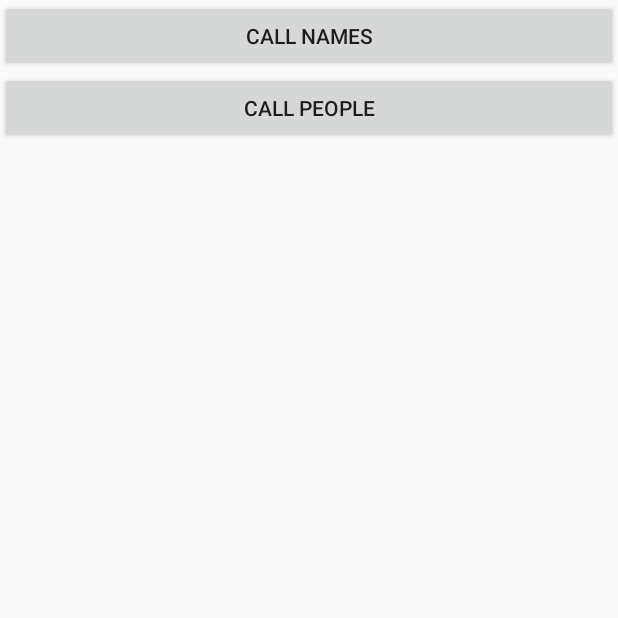
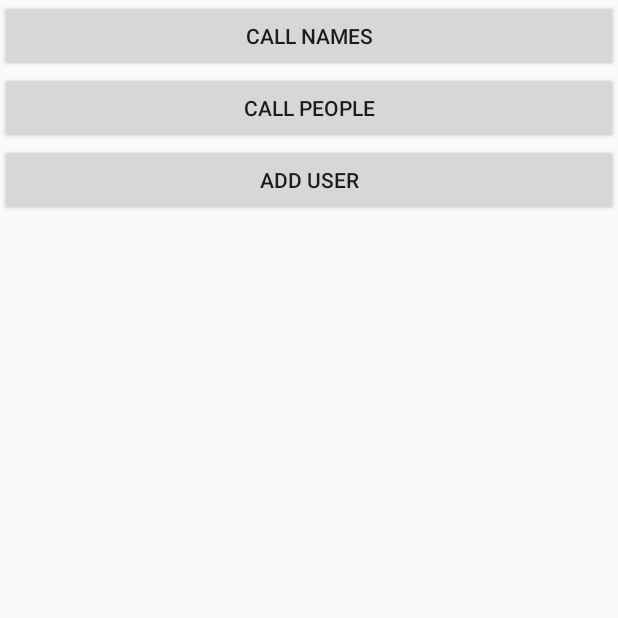
Before and after one commit to Darkonis/Cycond_Life, an Android app: the dev_menu screen opened directly, with no data from a screen before it, on a phone screen of 412 x 824 dp, the top half of it. Run offline under Robolectric (Android 15) with nearby library versions, the phone set to English and light mode, and no system bars; our stand-ins replace Volley.

Commit message:
Added ability to add users

```diff
--- a/Frontend/app/src/main/java/com/example/cycondlife/dev_menu.java
+++ b/Frontend/app/src/main/java/com/example/cycondlife/dev_menu.java
@@ -23,10 +23,15 @@ import com.android.volley.toolbox.JsonArrayRequest;
 import com.android.volley.toolbox.JsonObjectRequest;
 import com.android.volley.toolbox.JsonRequest;
 import com.android.volley.toolbox.Volley;
+import android.os.AsyncTask;
 
 import org.json.JSONArray;
 import org.json.JSONException;
 import org.json.JSONObject;
+
+import java.io.DataOutputStream;
+import java.net.HttpURLConnection;
+import java.net.URL;
 
 public class dev_menu extends AppCompatActivity {
     private Context mContext;
@@ -38,6 +43,15 @@ public class dev_menu extends AppCompatActivity {
     private String mJSONURLString = "http://cs309-sd-6.misc.iastate.edu:8080/api/accounts";
     private Button call_name;
     private Button submit_button;
+    private Button add_user;
+    private Button submit2;
+    private TextView user;
+    private TextView pass;
+    private TextView first;
+    private TextView last;
+    private TextView email;
+    private TextView type;
+
     @Override
     protected void onCreate(Bundle savedInstanceState) {
         super.onCreate(savedInstanceState);
@@ -47,19 +61,49 @@ public class dev_menu extends AppCompatActivity {
         // Get the application context
         mContext = getApplicationContext();
         mActivity = dev_menu.this;
-        call_name=findViewById(R.id.call_person);
+        call_name = findViewById(R.id.call_person);
         submit_button = findViewById(R.id.submit1);
         submit_button.setVisibility(View.GONE);
         // Get the widget reference from XML layout
         mButtonDo = findViewById(R.id.call_names);
+        add_user = findViewById(R.id.Add_User);
+        submit2 = findViewById(R.id.submit2);
+        user = findViewById(R.id.user_name);
+        pass = findViewById(R.id.password);
+        first = findViewById(R.id.first_name);
+        last = findViewById(R.id.last_name);
+        email = findViewById(R.id.email);
+        type = findViewById(R.id.account_type);
+        hide_entries();
         if (ActivityCompat.checkSelfPermission(this, Manifest.permission.INTERNET) != PackageManager.PERMISSION_GRANTED) {
             ActivityCompat.requestPermissions(this, new String[]{Manifest.permission.INTERNET},
                     1);
         }
+        add_user.setOnClickListener(new View.OnClickListener() {
+            @Override
+            public void onClick(View view) {
+                hide_entries();
+                user.setVisibility(View.VISIBLE);
+                pass.setVisibility(View.VISIBLE);
+                first.setVisibility(View.VISIBLE);
+                last.setVisibility(View.VISIBLE);
+                email.setVisibility(View.VISIBLE);
+                type.setVisibility(View.VISIBLE);
+                submit2.setVisibility(View.VISIBLE);
+            }
+        });
+        submit2.setOnClickListener(new View.OnClickListener() {
+            @Override
+            public void onClick(View view) {
+                HTTPAsyncTask asyncT = new HTTPAsyncTask();
+                asyncT.execute();
+
+            }
+        });
         call_name.setOnClickListener(new View.OnClickListener() {
             @Override
             public void onClick(View view) {
-
+                hide_entries();
                 submit_button.setVisibility(View.VISIBLE);
                 mTextView.setVisibility(View.VISIBLE);
             }
@@ -67,12 +111,11 @@ public class dev_menu extends AppCompatActivity {
         submit_button.setOnClickListener(new View.OnClickListener() {
             @Override
             public void onClick(View v) {
-               if(!mTextView.getText().toString().equals(""))
-               {
+                if (!mTextView.getText().toString().equals("")) {
                     RequestQueue requestQueue = Volley.newRequestQueue(mContext);
                     // Initialize a new JsonArrayRequest instance
                     JsonObjectRequest jsonObjectRequest = new JsonObjectRequest(Request.Method.GET,
-                           mJSONURLString+"/"+mTextView.getText().toString(),
+                            mJSONURLString + "/" + mTextView.getText().toString(),
                             null,
                             new Response.Listener<JSONObject>() {
                                 @Override
@@ -84,7 +127,6 @@ public class dev_menu extends AppCompatActivity {
                                     // Loop through the array elements
 
                                     Log.i("Cycond Life", response.toString());
-
 
 
                                 }
@@ -142,7 +184,7 @@ public class dev_menu extends AppCompatActivity {
                             public void onErrorResponse(VolleyError error) {
                                 // Do something when error occurred
                                 Log.i("Cycond Life", "request error");
-                                    Log.i("Cycond Life",error.getLocalizedMessage());
+                                Log.i("Cycond Life", error.getLocalizedMessage());
                             }
                         }
                 );
@@ -154,4 +196,63 @@ public class dev_menu extends AppCompatActivity {
 
 
     }
+
+    void hide_entries() {
+        submit_button.setVisibility(View.GONE);
+        mTextView.setVisibility(View.GONE);
+        submit2.setVisibility(View.GONE);
+        user.setVisibility(View.GONE);
+        pass.setVisibility(View.GONE);
+        first.setVisibility(View.GONE);
+        last.setVisibility(View.GONE);
+        email.setVisibility(View.GONE);
+        type.setVisibility(View.GONE);
     }
+
+    public JSONObject buidJsonObject() throws JSONException {
+
+        JSONObject jsonParam = new JSONObject();
+        jsonParam.put("username", " " + user.getText().toString());
+        jsonParam.put("password", " " + pass.getText().toString());
+        jsonParam.put("firstName", " " + first.getText().toString());
+        jsonParam.put("lastName", " " + last.getText().toString());
+        jsonParam.put("email", " " + email.getText().toString());
+        jsonParam.put("accountType", " " + "ACCOUNT TYPE from " + type.getText().toString());
+
+        return jsonParam;
+    }
+
+    private class HTTPAsyncTask extends AsyncTask<String, Void, String> {
+
+        @Override
+        protected String doInBackground(String... urls) {
+            try {
+                URL url = new URL("http://cs309-sd-6.misc.iastate.edu:8080/api/accounts");
+                HttpURLConnection conn = (HttpURLConnection) url.openConnection();
+                conn.setRequestMethod("POST");
+                conn.setRequestProperty("Content-Type", "application/json;charset=UTF-8");
+                conn.setRequestProperty("Accept","application/json");
+                conn.setDoOutput(true);
+                conn.setDoInput(true);
+                JSONObject jsonParam = buidJsonObject();
+
+                Log.i("Cycond Life", jsonParam.toString());
+                DataOutputStream os = new DataOutputStream(conn.getOutputStream());
+                //os.writeBytes(URLEncoder.encode(jsonParam.toString(), "UTF-8"));
+                os.writeBytes(jsonParam.toString());
+
+                os.flush();
+                os.close();
+
+                Log.i("Cycond Life", String.valueOf(conn.getResponseCode()));
+                Log.i("Cycond Life", conn.getResponseMessage());
+
+                conn.disconnect();
+            } catch (Exception e) {
+                e.printStackTrace();
+                Log.i("Cycond Life", "Error on push");
+            }
+            return "cool";
+        }
+    }
+}
--- a/Frontend/app/src/main/res/layout/dev_menu.xml
+++ b/Frontend/app/src/main/res/layout/dev_menu.xml
@@ -21,11 +21,73 @@
         android:layout_height="wrap_content"
         android:ems="10"
         android:inputType="textPersonName"
-        android:text="Name" />
+        android:text="Name"
+        android:visibility="gone" />
 
     <Button
         android:id="@+id/submit1"
         android:layout_width="match_parent"
         android:layout_height="wrap_content"
+        android:text="submit"
+        android:visibility="gone" />
+
+    <Button
+        android:id="@+id/Add_User"
+        android:layout_width="match_parent"
+        android:layout_height="wrap_content"
+        android:text="add user" />
+
+    <EditText
+        android:id="@+id/user_name"
+        android:layout_width="match_parent"
+        android:layout_height="wrap_content"
+        android:ems="10"
+        android:inputType="textPersonName"
+        android:text="user name" />
+
+    <EditText
+        android:id="@+id/password"
+        android:layout_width="match_parent"
+        android:layout_height="wrap_content"
+        android:ems="10"
+        android:inputType="textPersonName"
+        android:text="password" />
+
+    <EditText
+        android:id="@+id/first_name"
+        android:layout_width="match_parent"
+        android:layout_height="wrap_content"
+        android:ems="10"
+        android:inputType="textPersonName"
+        android:text="first name" />
+
+    <EditText
+        android:id="@+id/last_name"
+        android:layout_width="match_parent"
+        android:layout_height="wrap_content"
+        android:ems="10"
+        android:inputType="textPersonName"
+        android:text="last name" />
+
+    <EditText
+        android:id="@+id/email"
+        android:layout_width="match_parent"
+        android:layout_height="wrap_content"
+        android:ems="10"
+        android:inputType="textPersonName"
+        android:text="email" />
+
+    <EditText
+        android:id="@+id/account_type"
+        android:layout_width="match_parent"
+        android:layout_height="wrap_content"
+        android:ems="10"
+        android:inputType="textPersonName"
+        android:text="admin" />
+
+    <Button
+        android:id="@+id/submit2"
+        android:layout_width="match_parent"
+        android:layout_height="wrap_content"
         android:text="submit" />
 </LinearLayout>
```
Lines whose indentation alone changed are shown as unchanged.
